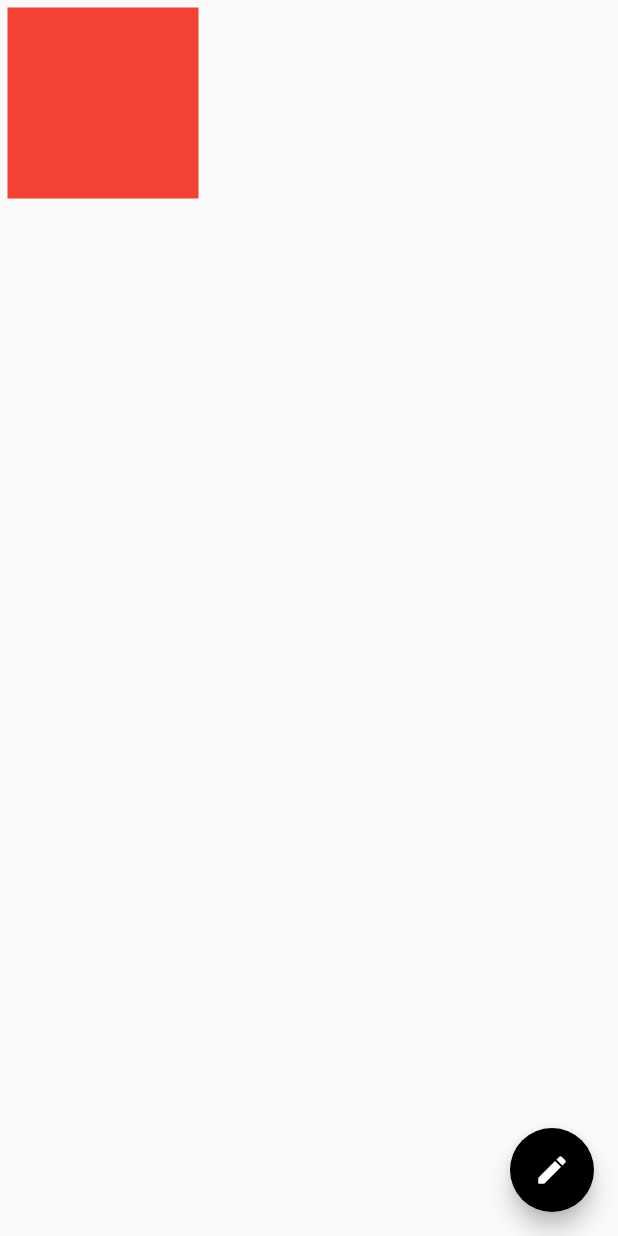
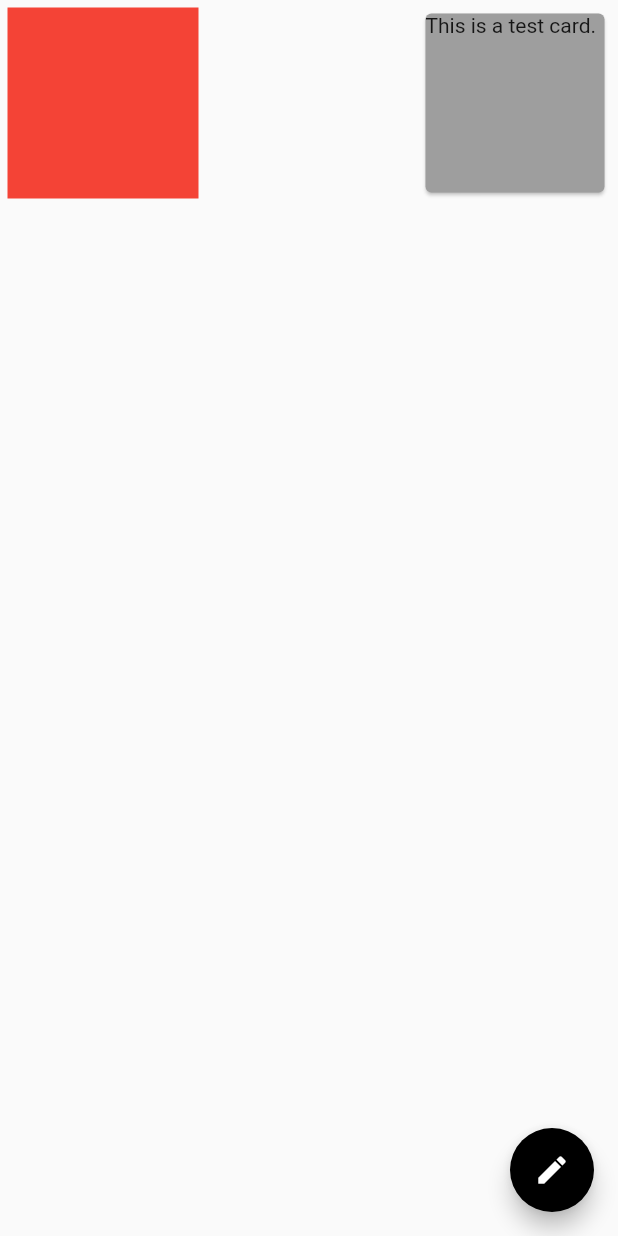
Before and after one commit to incompetent-tester/dynamic_column, a Flutter app: the screen it shows after launch, on a phone screen of 412 x 824 dp. Run offline on Flutter 3.47's test engine with Material 2 defaults, Android fonts, the phone set to English and light mode, and no system bars.

Commit message:
Added width/height constraint on board item

```diff
--- a/example/lib/main.dart
+++ b/example/lib/main.dart
@@ -17,6 +17,7 @@ class _MyAppState extends State<MyApp> {
   final _props = {
     BoardProps(id: "item_1", pos: const BoardXY(x: 0, y: 0)),
     BoardProps(id: "item_2", pos: const BoardXY(x: 4.0, y: 3.0), resizable: false),
+    BoardProps(id: "item_3", pos: const BoardXY(x: 2.0, y: 0.0), resizable: false),
   };
 
   @override
@@ -47,18 +48,26 @@ class _MyAppState extends State<MyApp> {
               id: "item_1",
               child: Container(
                 color: Colors.red,
-                width: double.infinity,
-                height: double.infinity,
               ),
             ),
             BoardItem(
               id: "item_2",
               child: Container(
                 color: Colors.blue,
-                width: double.infinity,
-                height: double.infinity,
               ),
             ),
+            BoardItem(
+              id: 'item_3',
+              child: Card(
+                color: Colors.grey,
+                child: Column(
+                  crossAxisAlignment: CrossAxisAlignment.stretch,
+                  children: const [
+                    Text("This is a test card.")
+                  ],
+                ),
+              ),
+            )
           ],
           props: _props,
         ),
--- a/lib/src/components/inner_board_item.dart
+++ b/lib/src/components/inner_board_item.dart
@@ -55,6 +55,8 @@ class _InnerBoardItemState extends State<InnerBoardItem> {
         widget.props.height * widget.gridSize,
       ),
       child: Container(
+        height: widget.props.height * widget.gridSize,
+        width: widget.props.width * widget.gridSize,
         margin: widget.themeData.margin,
         child: MoveResizeContainer(
           themeData: widget.themeData,
```
